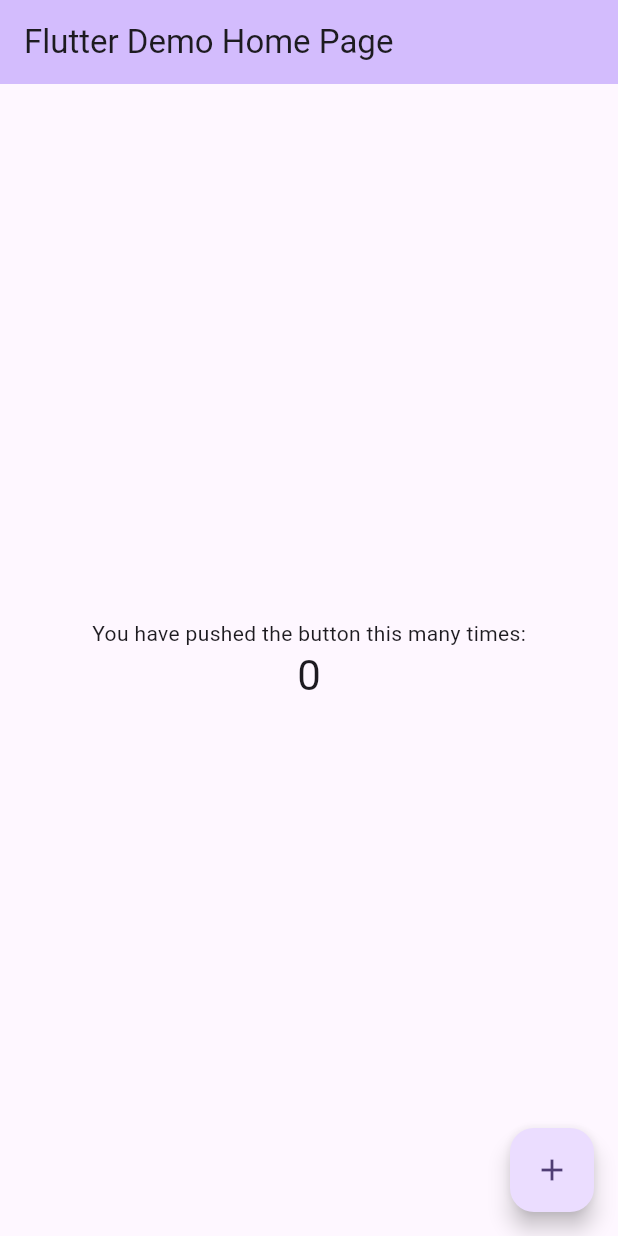
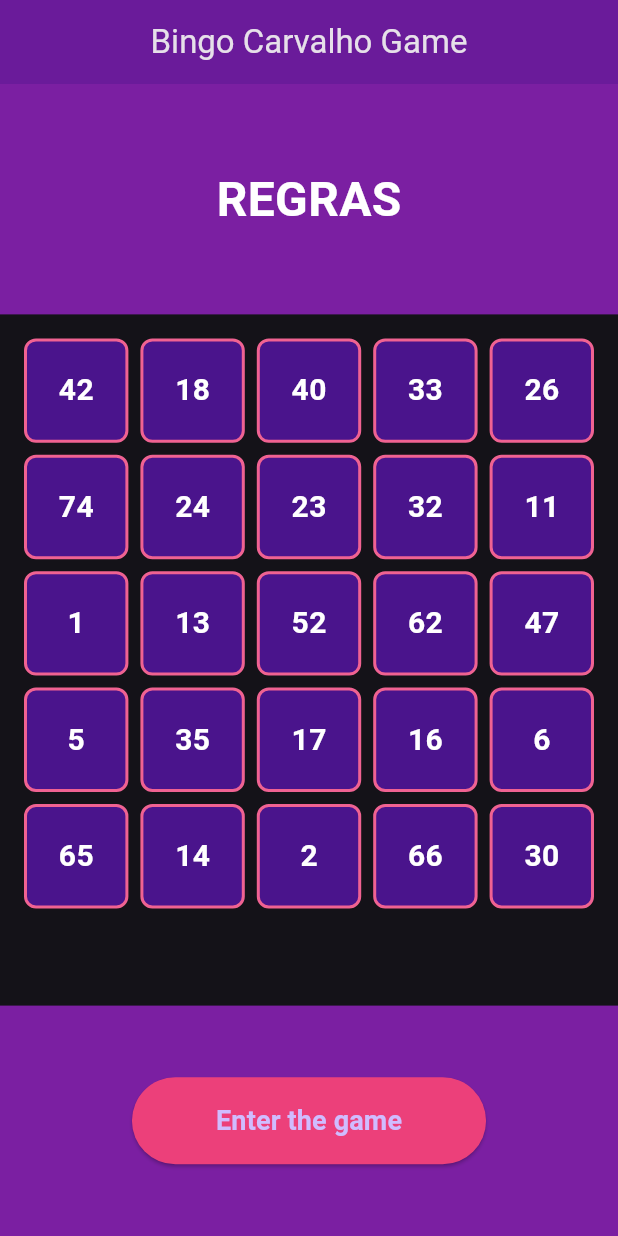
Before and after one commit to netomarques/bingo_carvalho, a Flutter app: the screen it shows after launch, on a phone screen of 412 x 824 dp. Run offline on Flutter 3.47's test engine with Material 3 defaults, Android fonts, the phone set to English and light mode, and no system bars.

Commit message:
Tela inicial com os números.

```diff
--- a/lib/main.dart
+++ b/lib/main.dart
@@ -1,125 +1,122 @@
 import 'package:flutter/material.dart';
+import 'dart:math';
 
 void main() {
-  runApp(const MyApp());
+  runApp(BingoApp());
 }
 
-class MyApp extends StatelessWidget {
-  const MyApp({super.key});
-
-  // This widget is the root of your application.
+class BingoApp extends StatelessWidget {
   @override
   Widget build(BuildContext context) {
     return MaterialApp(
-      title: 'Flutter Demo',
-      theme: ThemeData(
-        // This is the theme of your application.
-        //
-        // TRY THIS: Try running your application with "flutter run". You'll see
-        // the application has a purple toolbar. Then, without quitting the app,
-        // try changing the seedColor in the colorScheme below to Colors.green
-        // and then invoke "hot reload" (save your changes or press the "hot
-        // reload" button in a Flutter-supported IDE, or press "r" if you used
-        // the command line to start the app).
-        //
-        // Notice that the counter didn't reset back to zero; the application
-        // state is not lost during the reload. To reset the state, use hot
-        // restart instead.
-        //
-        // This works for code too, not just values: Most code changes can be
-        // tested with just a hot reload.
-        colorScheme: ColorScheme.fromSeed(seedColor: Colors.deepPurple),
-        useMaterial3: true,
-      ),
-      home: const MyHomePage(title: 'Flutter Demo Home Page'),
+      debugShowCheckedModeBanner: false,
+      theme: ThemeData.dark(),
+      home: BingoScreen(),
     );
   }
 }
 
-class MyHomePage extends StatefulWidget {
-  const MyHomePage({super.key, required this.title});
-
-  // This widget is the home page of your application. It is stateful, meaning
-  // that it has a State object (defined below) that contains fields that affect
-  // how it looks.
-
-  // This class is the configuration for the state. It holds the values (in this
-  // case the title) provided by the parent (in this case the App widget) and
-  // used by the build method of the State. Fields in a Widget subclass are
-  // always marked "final".
-
-  final String title;
-
-  @override
-  State<MyHomePage> createState() => _MyHomePageState();
-}
-
-class _MyHomePageState extends State<MyHomePage> {
-  int _counter = 0;
-
-  void _incrementCounter() {
-    setState(() {
-      // This call to setState tells the Flutter framework that something has
-      // changed in this State, which causes it to rerun the build method below
-      // so that the display can reflect the updated values. If we changed
-      // _counter without calling setState(), then the build method would not be
-      // called again, and so nothing would appear to happen.
-      _counter++;
-    });
-  }
-
+class BingoScreen extends StatelessWidget {
   @override
   Widget build(BuildContext context) {
-    // This method is rerun every time setState is called, for instance as done
-    // by the _incrementCounter method above.
-    //
-    // The Flutter framework has been optimized to make rerunning build methods
-    // fast, so that you can just rebuild anything that needs updating rather
-    // than having to individually change instances of widgets.
     return Scaffold(
       appBar: AppBar(
-        // TRY THIS: Try changing the color here to a specific color (to
-        // Colors.amber, perhaps?) and trigger a hot reload to see the AppBar
-        // change color while the other colors stay the same.
-        backgroundColor: Theme.of(context).colorScheme.inversePrimary,
-        // Here we take the value from the MyHomePage object that was created by
-        // the App.build method, and use it to set our appbar title.
-        title: Text(widget.title),
+        title: const Text("Bingo Carvalho Game"),
+        centerTitle: true,
+        backgroundColor: Colors.purple.shade800,
       ),
-      body: Center(
-        // Center is a layout widget. It takes a single child and positions it
-        // in the middle of the parent.
-        child: Column(
-          // Column is also a layout widget. It takes a list of children and
-          // arranges them vertically. By default, it sizes itself to fit its
-          // children horizontally, and tries to be as tall as its parent.
-          //
-          // Column has various properties to control how it sizes itself and
-          // how it positions its children. Here we use mainAxisAlignment to
-          // center the children vertically; the main axis here is the vertical
-          // axis because Columns are vertical (the cross axis would be
-          // horizontal).
-          //
-          // TRY THIS: Invoke "debug painting" (choose the "Toggle Debug Paint"
-          // action in the IDE, or press "p" in the console), to see the
-          // wireframe for each widget.
-          mainAxisAlignment: MainAxisAlignment.center,
-          children: <Widget>[
-            const Text(
-              'You have pushed the button this many times:',
+      body: Column(
+        children: [
+          Expanded(
+            flex: 2,
+            child: Container(
+              color: Colors.purple.shade700,
+              child: Center(
+                child: Text(
+                  "REGRAS",
+                  style: TextStyle(
+                    color: Colors.white,
+                    fontSize: 32,
+                    fontWeight: FontWeight.bold,
+                  ),
+                ),
+              ),
             ),
-            Text(
-              '$_counter',
-              style: Theme.of(context).textTheme.headlineMedium,
+          ),
+          Expanded(
+            flex: 6,
+            child: Padding(
+              padding: const EdgeInsets.all(16.0),
+              child: BingoGrid(),
             ),
-          ],
-        ),
+          ),
+          Expanded(
+            flex: 2,
+            child: Container(
+              color: Colors.purple.shade700,
+              child: Center(
+                child: ElevatedButton(
+                  onPressed: () {
+                    // Lógica do jogo
+                  },
+                  style: ElevatedButton.styleFrom(
+                    backgroundColor: Colors.pink.shade400,
+                    shape: RoundedRectangleBorder(
+                      borderRadius: BorderRadius.circular(30.0),
+                    ),
+                  ),
+                  child: const Padding(
+                    padding:
+                        EdgeInsets.symmetric(horizontal: 32.0, vertical: 16.0),
+                    child: Text(
+                      "Enter the game",
+                      style:
+                          TextStyle(fontSize: 18, fontWeight: FontWeight.bold),
+                    ),
+                  ),
+                ),
+              ),
+            ),
+          ),
+        ],
       ),
-      floatingActionButton: FloatingActionButton(
-        onPressed: _incrementCounter,
-        tooltip: 'Increment',
-        child: const Icon(Icons.add),
-      ), // This trailing comma makes auto-formatting nicer for build methods.
     );
   }
 }
+
+class BingoGrid extends StatelessWidget {
+  @override
+  Widget build(BuildContext context) {
+    List<int> allNumbers = List.generate(75, (index) => index + 1);
+    allNumbers.shuffle(Random());
+    List<int> numbers = allNumbers.take(25).toList();
+
+    return GridView.builder(
+      gridDelegate: const SliverGridDelegateWithFixedCrossAxisCount(
+        crossAxisCount: 5,
+        mainAxisSpacing: 8.0,
+        crossAxisSpacing: 8.0,
+      ),
+      itemCount: numbers.length,
+      itemBuilder: (context, index) {
+        return Container(
+          decoration: BoxDecoration(
+            color: Colors.purple.shade900,
+            borderRadius: BorderRadius.circular(8.0),
+            border: Border.all(color: Colors.pink.shade300, width: 2),
+          ),
+          child: Center(
+            child: Text(
+              numbers[index].toString(),
+              style: const TextStyle(
+                color: Colors.white,
+                fontSize: 20,
+                fontWeight: FontWeight.bold,
+              ),
+            ),
+          ),
+        );
+      },
+    );
+  }
+}
```
Also changed, not shown: 1 other file.
